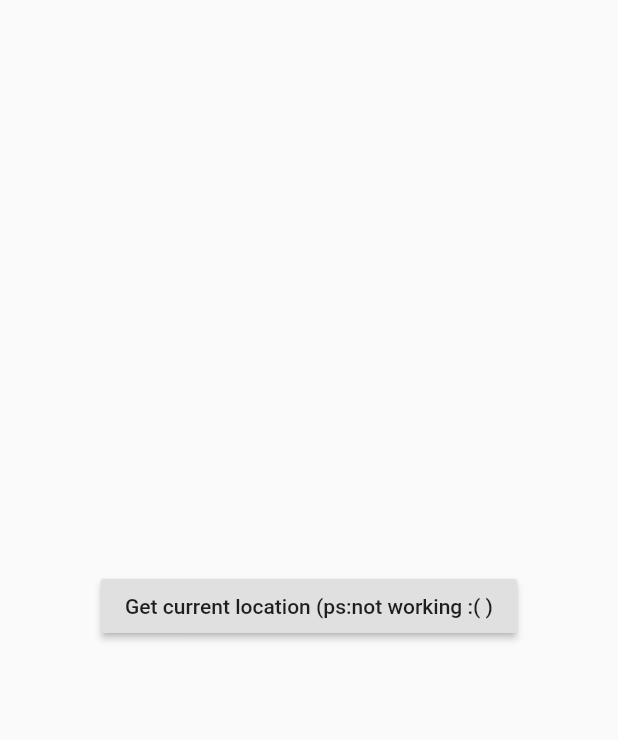
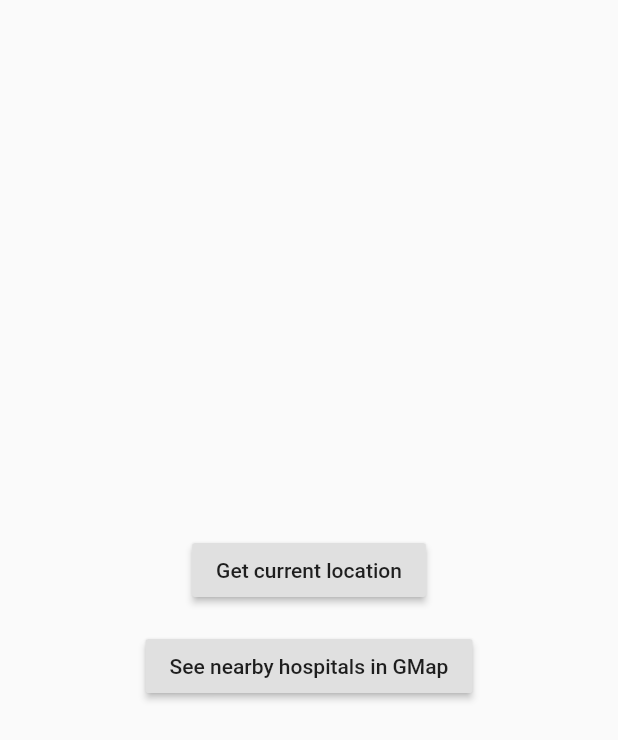
Before and after one commit to lakshmi-warrier/ambulance-tracker, a Flutter app: the screen it shows after launch, after a tap on "Login", on a phone screen of 412 x 824 dp. Shown: the top 740 px of the screen. Run offline on Flutter 3.47's test engine with Material 2 defaults, Android fonts, the phone set to English and light mode, and no system bars; our stand-ins replace google_maps_flutter, location, simple_animations; missing offline and left inert: geocoder.

Commit message:
Added nearby hospital feature

```diff
--- a/lib/screens/patient_page.dart
+++ b/lib/screens/patient_page.dart
@@ -1,3 +1,4 @@
+import 'package:ambulance_tracker/services/MapUtils.dart';
 import 'package:ambulance_tracker/services/current_location.dart';
 import 'package:flutter/material.dart';
 
@@ -9,6 +10,9 @@
 }
 
 String currLoc = "";
+var details = [];
+String  date_time="",address="";
+var loc=[];
 
 class _PatientPageState extends State<PatientPage> {
   @override
@@ -19,21 +23,37 @@
 
   @override
   Widget build(BuildContext context) {
+
     return Scaffold(
         body: Center(
+
       child: Column(
         mainAxisAlignment: MainAxisAlignment.center,
         children: [
           RaisedButton(
-              child: Text("Get current location (ps:not working :( )"),
+              child: Text("Get current location"),
               onPressed: () async {
                 currentLoc();
 
+                date_time =  currLoc.split("{}")[0];
+                address = currLoc.split("{}")[2];
+                loc = currLoc.split("{}")[1].split(" , ");
+
+
                 setState(() {
                   currLoc;
+                  date_time;
+                  address;
+                  loc;
                 });
               }),
           Text(currLoc),
+          RaisedButton(
+              child: Text("See nearby hospitals in GMap"),
+              onPressed: () async {
+                print(loc);
+                MapUtils.openMap( double.parse(loc[0]), double.parse(loc[1]));
+              }),
         ],
       ),
     ));
@@ -42,4 +62,6 @@
   void currentLoc() async {
     currLoc = await getLoc();
   }
+
+
 }
--- /dev/null
+++ b/lib/services/MapUtils.dart
@@ -0,0 +1,16 @@
+import 'package:url_launcher/url_launcher.dart';
+
+class MapUtils {
+
+  MapUtils._();
+
+  static Future<void> openMap(double latitude, double longitude) async {
+    String googleUrl = 'https://www.google.com/maps/search/hospitals/$latitude,$longitude';
+    if (await canLaunch(googleUrl)) {
+      await launch(googleUrl);
+    } else {
+      throw 'Could not open the map.';
+    }
+  }
+
+}
--- a/lib/services/current_location.dart
+++ b/lib/services/current_location.dart
@@ -16,7 +16,6 @@
 LatLng _initialcameraposition = LatLng(0.5937, 0.9629);
 
 Future<String> getLoc() async {
-  print("here");
 
   bool _serviceEnabled;
   PermissionStatus _permissionGranted;
@@ -42,7 +41,7 @@
 
   DateTime now = DateTime.now();
 
-  details += "Date/Time: ";
+  details += "";
   details += DateFormat('EEE d MMM kk:mm:ss ').format(now);
 
   _initialcameraposition =
@@ -52,7 +51,9 @@
       .then((value) {
     _address = value.first.addressLine;
   });
-  details += "\nAddress: ";
+  details += "{}";
+  details += _currentPosition.latitude.toString()+" , "+_currentPosition.longitude.toString();
+  details += "{}";
   details += _address;
 
   return details;
```
